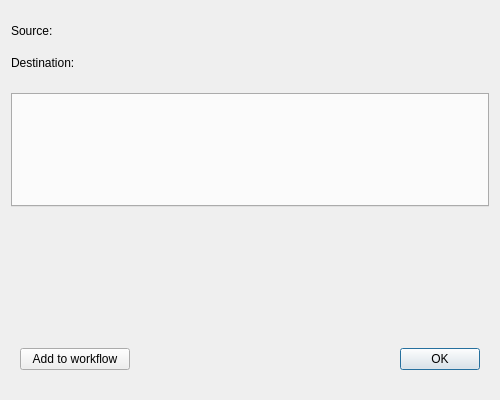
Before: the Qt Designer form App/tools/image_clip/image_clip_dialog.ui in fengzhu2007/anycode, drawn with Qt 5.
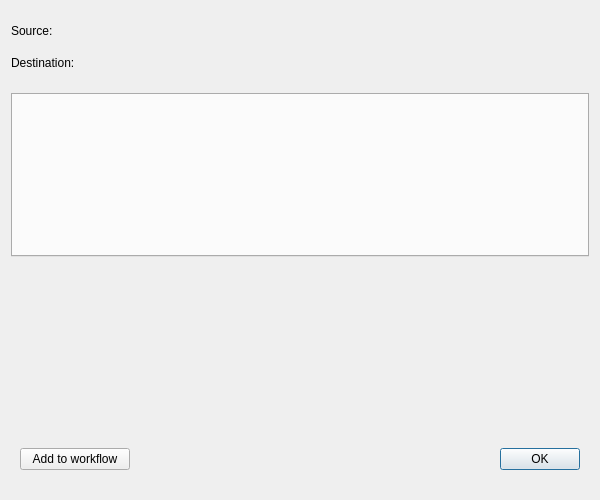
After: the same form once the commit is applied. Custom widgets are drawn as their Qt base class.

```diff
--- a/App/tools/image_clip/image_clip_dialog.ui
+++ b/App/tools/image_clip/image_clip_dialog.ui
@@ -6,8 +6,8 @@
    <rect>
     <x>0</x>
     <y>0</y>
-    <width>500</width>
-    <height>400</height>
+    <width>600</width>
+    <height>500</height>
    </rect>
   </property>
   <property name="windowTitle">
```
